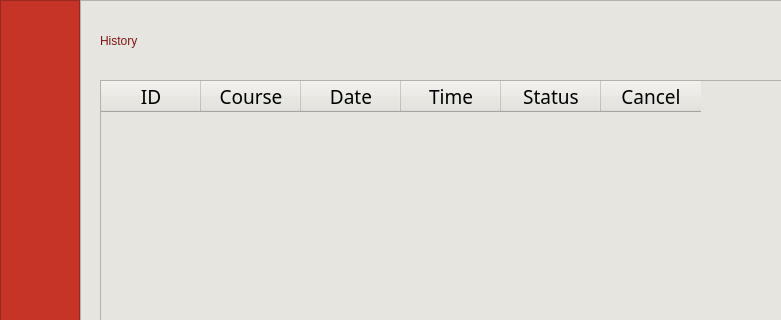
chananon-n/FineCuisine, file app/gui/mainPage/first.ui: the form before one commit; both pictures show x 0 to 781 and y 0 to 320 of the 1280 by 720 pixel window.
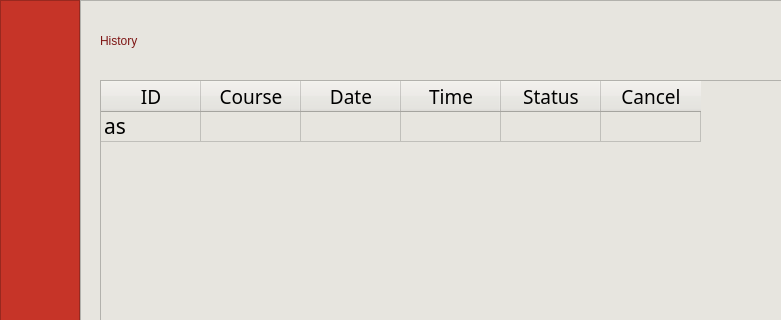
The form after the commit. Icons and pictures are not drawn.

```diff
--- a/app/gui/mainPage/first.ui
+++ b/app/gui/mainPage/first.ui
@@ -923,10 +923,10 @@
              <enum>Qt::ScrollBarAlwaysOff</enum>
             </property>
             <property name="showGrid">
-             <bool>false</bool>
+             <bool>true</bool>
             </property>
             <property name="gridStyle">
-             <enum>Qt::DotLine</enum>
+             <enum>Qt::SolidLine</enum>
             </property>
             <property name="sortingEnabled">
              <bool>false</bool>
@@ -943,6 +943,7 @@
             <attribute name="verticalHeaderVisible">
              <bool>false</bool>
             </attribute>
+            <row/>
             <column>
              <property name="text">
               <string>ID</string>
@@ -1009,6 +1010,17 @@
               </font>
              </property>
             </column>
+            <item row="0" column="0">
+             <property name="text">
+              <string>as</string>
+             </property>
+             <property name="font">
+              <font>
+               <family>KoHo</family>
+               <pointsize>16</pointsize>
+              </font>
+             </property>
+            </item>
            </widget>
           </widget>
           <widget class="QWidget" name="feedbackPage">
```
